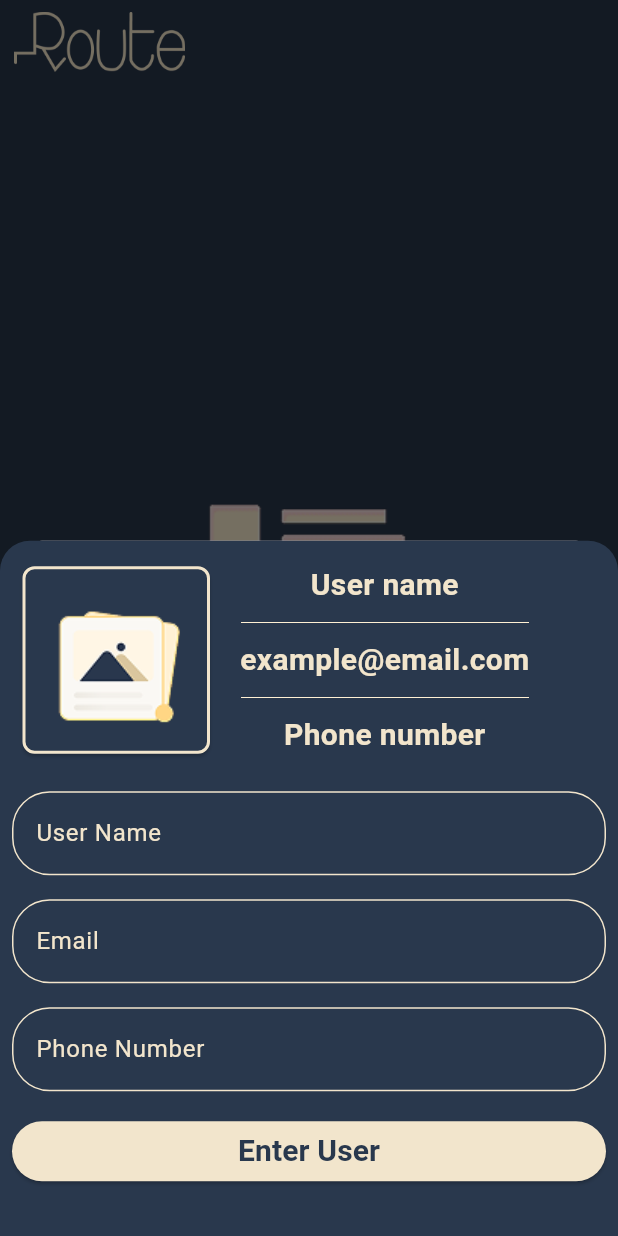
After one commit to abanoubamgad2/contact, a Flutter app: the screen it shows after launch, after a tap on the "add" icon, on a phone screen of 412 x 824 dp. The commit adds this screen. Run offline on Flutter 3.47's test engine with Material 3 defaults, Android fonts, the phone set to English and light mode, and no system bars; our stand-ins replace image_picker.

Commit message:
+ change in files to organize it

```diff
--- a/lib/main.dart
+++ b/lib/main.dart
@@ -1,5 +1,5 @@
+import 'package:contact2/screens/main_screen.dart';
 import 'package:flutter/material.dart';
-import 'MainScreen.dart';
 
 void main() {
   runApp(MyApp());
--- /dev/null
+++ b/lib/screens/main_screen.dart
@@ -0,0 +1,40 @@
+import 'dart:io';
+
+import 'package:contact2/widgets/add_contact_bottom_sheet.dart';
+import 'package:contact2/widgets/add_contact_button.dart';
+import 'package:contact2/widgets/app_bar_custom.dart';
+import 'package:contact2/widgets/empty_contacts_view.dart';
+import 'package:flutter/material.dart';
+
+class MainScreen extends StatefulWidget {
+  @override
+  State<MainScreen> createState() => _MainScreenState();
+}
+
+class _MainScreenState extends State<MainScreen> {
+  File? _contactImage;
+
+  @override
+  Widget build(BuildContext context) {
+    return Scaffold(
+      backgroundColor: Color.fromRGBO(41, 56, 77, 1),
+      appBar: AppBarCustom(),
+      body: Column(
+        children: [
+          Expanded(child: EmptyContactsView()),
+          AddContactButton(
+            onPressed: () => AddContactBottomSheet.show(
+              context,
+              contactImage: _contactImage,
+              onImageSelected: (image) {
+                setState(() {
+                  _contactImage = image;
+                });
+              },
+            ),
+          ),
+        ],
+      ),
+    );
+  }
+}
--- /dev/null
+++ b/lib/widgets/add_contact_bottom_sheet.dart
@@ -0,0 +1,229 @@
+import 'dart:io';
+
+import 'package:flutter/material.dart';
+import 'package:image_picker/image_picker.dart';
+
+class AddContactBottomSheet {
+  static void show(
+    BuildContext context, {
+    required File? contactImage,
+    required Function(File?) onImageSelected,
+  }) {
+    String name = '';
+    String email = '';
+    String phone = '';
+
+    showModalBottomSheet(
+      context: context,
+      builder: (context) {
+        return StatefulBuilder(
+          builder: (context, setState) {
+            return Container(
+              decoration: BoxDecoration(
+                color: Color.fromRGBO(41, 56, 77, 1),
+                borderRadius: BorderRadius.only(
+                  topLeft: Radius.circular(20),
+                  topRight: Radius.circular(20),
+                ),
+              ),
+              height: 500,
+              child: SingleChildScrollView(
+                child: Column(
+                  children: [
+                    _buildImageSection(
+                      context,
+                      contactImage,
+                      onImageSelected,
+                      setState,
+                    ),
+                    _buildFormFields(name, email, phone),
+                    _buildSaveButton(context, name, email, phone, contactImage),
+                  ],
+                ),
+              ),
+            );
+          },
+        );
+      },
+    );
+  }
+
+  static Widget _buildImageSection(
+    BuildContext context,
+    File? contactImage,
+    Function(File?) onImageSelected,
+    StateSetter setState,
+  ) {
+    return Padding(
+      padding: const EdgeInsets.all(15.0),
+      child: Row(
+        mainAxisAlignment: MainAxisAlignment.start,
+        children: [
+          Container(
+            width: 125,
+            height: 125,
+            child: ElevatedButton(
+              style: ButtonStyle(
+                shape: MaterialStateProperty.all(
+                  RoundedRectangleBorder(
+                    borderRadius: BorderRadius.circular(8),
+                    side: BorderSide(color: Color(0xfff2e5cc), width: 2),
+                  ),
+                ),
+                backgroundColor: MaterialStateProperty.all(
+                  Color.fromRGBO(41, 56, 77, 1),
+                ),
+                padding: MaterialStateProperty.all(EdgeInsets.zero),
+              ),
+              onPressed: () async {
+                final picker = ImagePicker();
+                final pickedFile = await picker.pickImage(
+                  source: ImageSource.gallery,
+                  imageQuality: 85,
+                );
+                if (pickedFile != null) {
+                  final file = File(pickedFile.path);
+                  if (await file.exists()) {
+                    setState(() {
+                      onImageSelected(file);
+                    });
+                  }
+                }
+              },
+              child: ClipRRect(
+                borderRadius: BorderRadius.circular(23),
+                child: contactImage != null
+                    ? Image.file(
+                        contactImage,
+                        width: 125,
+                        height: 125,
+                        fit: BoxFit.cover,
+                      )
+                    : Image.asset(
+                        'assets/images/image.png',
+                        width: 125,
+                        height: 125,
+                        fit: BoxFit.cover,
+                      ),
+              ),
+            ),
+          ),
+          SizedBox(width: 20),
+          Column(
+            mainAxisAlignment: MainAxisAlignment.start,
+            children: [
+              Text(
+                'User name',
+                style: TextStyle(
+                  color: Color(0xfff2e5cc),
+                  fontSize: 20,
+                  fontWeight: FontWeight.bold,
+                ),
+              ),
+              SizedBox(height: 10),
+              Image(image: AssetImage('assets/images/Line.png')),
+              SizedBox(height: 10),
+              Text(
+                'example@email.com',
+                style: TextStyle(
+                  color: Color(0xfff2e5cc),
+                  fontSize: 20,
+                  fontWeight: FontWeight.bold,
+                ),
+              ),
+              SizedBox(height: 10),
+              Image(image: AssetImage('assets/images/Line.png')),
+              SizedBox(height: 10),
+              Text(
+                'Phone number',
+                style: TextStyle(
+                  color: Color(0xfff2e5cc),
+                  fontSize: 20,
+                  fontWeight: FontWeight.bold,
+                ),
+              ),
+            ],
+          ),
+        ],
+      ),
+    );
+  }
+
+  static Widget _buildFormFields(String name, String email, String phone) {
+    return Column(
+      children: [
+        _buildTextField('User Name', (text) => name = text),
+        _buildTextField('Email', (text) => email = text),
+        _buildTextField('Phone Number', (text) => phone = text),
+      ],
+    );
+  }
+
+  static Widget _buildTextField(String label, Function(String) onChanged) {
+    return Padding(
+      padding: const EdgeInsets.all(8.0),
+      child: TextFormField(
+        onChanged: onChanged,
+        enabled: true,
+        style: TextStyle(color: Color(0xfff2e5cc)),
+        decoration: InputDecoration(
+          labelText: label,
+          labelStyle: TextStyle(color: Color(0xfff2e5cc)),
+          enabledBorder: OutlineInputBorder(
+            borderSide: BorderSide(color: Color(0xfff2e5cc)),
+            borderRadius: BorderRadius.circular(25),
+          ),
+          focusedBorder: OutlineInputBorder(
+            borderSide: BorderSide(color: Color(0xfff2e5cc)),
+            borderRadius: BorderRadius.circular(25),
+          ),
+        ),
+      ),
+    );
+  }
+
+  static Widget _buildSaveButton(
+    BuildContext context,
+    String name,
+    String email,
+    String phone,
+    File? contactImage,
+  ) {
+    return Padding(
+      padding: const EdgeInsets.all(8.0),
+      child: Row(
+        children: [
+          Expanded(
+            child: ElevatedButton(
+              style: ButtonStyle(
+                backgroundColor: MaterialStateProperty.all(Color(0xfff2e5cc)),
+                shape: MaterialStateProperty.all(
+                  RoundedRectangleBorder(
+                    borderRadius: BorderRadius.circular(25),
+                  ),
+                ),
+              ),
+              onPressed: () {
+                final contactData = {
+                  'name': name,
+                  'email': email,
+                  'phone': phone,
+                  'image': contactImage,
+                };
+                Navigator.pop(context, contactData);
+              },
+              child: Text(
+                'Enter User',
+                style: TextStyle(
+                  color: Color.fromRGBO(41, 56, 77, 1),
+                  fontSize: 20,
+                  fontWeight: FontWeight.bold,
+                ),
+              ),
+            ),
+          ),
+        ],
+      ),
+    );
+  }
+}
--- /dev/null
+++ b/lib/widgets/add_contact_button.dart
@@ -0,0 +1,24 @@
+import 'package:flutter/material.dart';
+
+class AddContactButton extends StatelessWidget {
+  final VoidCallback onPressed;
+
+  const AddContactButton({required this.onPressed});
+
+  @override
+  Widget build(BuildContext context) {
+    return Padding(
+      padding: const EdgeInsets.all(8.0),
+      child: Row(
+        mainAxisAlignment: MainAxisAlignment.end,
+        children: [
+          FloatingActionButton(
+            child: Icon(Icons.add),
+            backgroundColor: Color(0xfff2e5cc),
+            onPressed: onPressed,
+          ),
+        ],
+      ),
+    );
+  }
+}
--- /dev/null
+++ b/lib/widgets/app_bar_custom.dart
@@ -0,0 +1,25 @@
+import 'package:flutter/material.dart';
+
+class AppBarCustom extends StatelessWidget implements PreferredSizeWidget {
+  @override
+  Size get preferredSize => Size.fromHeight(kToolbarHeight);
+
+  @override
+  Widget build(BuildContext context) {
+    return AppBar(
+      backgroundColor: Color.fromRGBO(41, 56, 77, 1),
+      leading: Padding(
+        padding: EdgeInsets.all(8.0),
+        child: SizedBox(
+          height: 39,
+          width: 117,
+          child: Image(
+            image: AssetImage('assets/images/route.png'),
+            fit: BoxFit.contain,
+          ),
+        ),
+      ),
+      leadingWidth: 117 + 16,
+    );
+  }
+}
--- /dev/null
+++ b/lib/widgets/empty_contacts_view.dart
@@ -0,0 +1,24 @@
+import 'package:flutter/material.dart';
+
+class EmptyContactsView extends StatelessWidget {
+  @override
+  Widget build(BuildContext context) {
+    return Center(
+      child: Column(
+        mainAxisAlignment: MainAxisAlignment.center,
+        children: [
+          Image(image: AssetImage('assets/images/empty.png')),
+          Text(
+            'There is NO Contacts Added Here',
+            textAlign: TextAlign.center,
+            style: TextStyle(
+              color: Color(0xfff2e5cc),
+              fontSize: 20,
+              fontWeight: FontWeight.bold,
+            ),
+          ),
+        ],
+      ),
+    );
+  }
+}
```
Also changed, not shown: lib/MainScreen.dart (deleted, +0 -339 lines), lib/OnPress.dart (deleted, +0 -25 lines).
